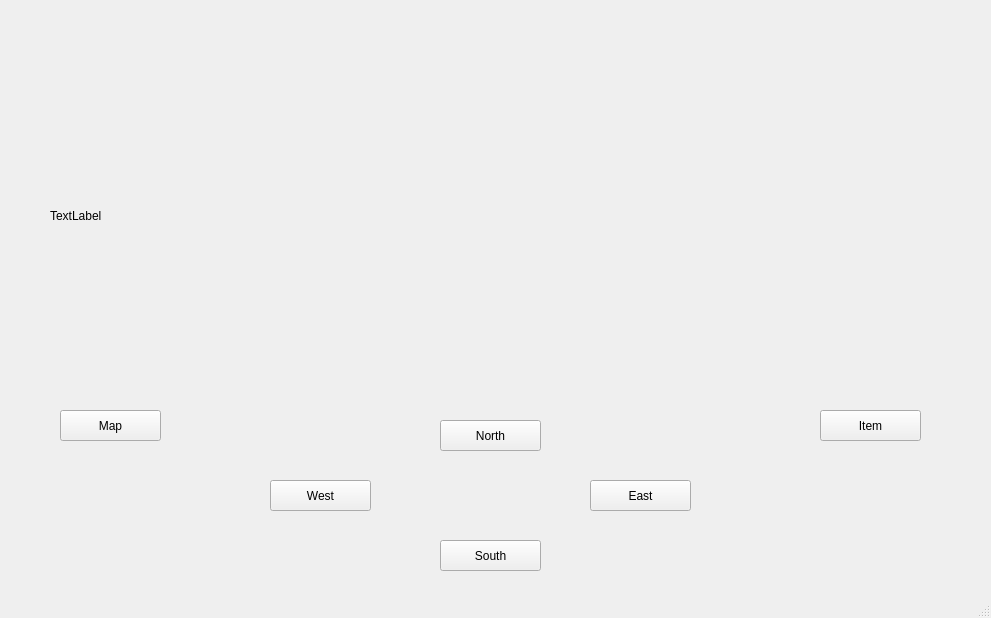
Before: the Qt Designer form mainwindow.ui in nansvn/CS4076-Zork-Project, drawn with Qt 5.
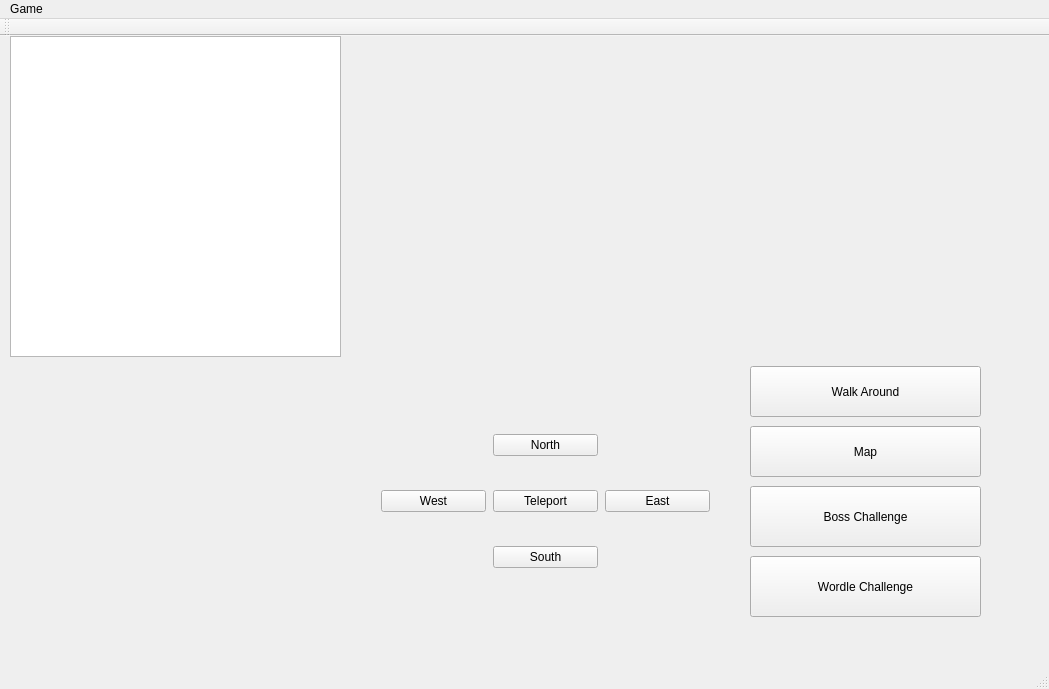
After: the same form once the commit is applied. Icons and pictures are not drawn.

Diff of the .ui file:
```diff
--- a/mainwindow.ui
+++ b/mainwindow.ui
@@ -6,108 +6,198 @@
    <rect>
     <x>0</x>
     <y>0</y>
-    <width>991</width>
-    <height>618</height>
+    <width>1049</width>
+    <height>689</height>
    </rect>
   </property>
   <property name="windowTitle">
    <string>MainWindow</string>
   </property>
-  <widget class="QWidget" name="centralwidget">
+  <widget class="QWidget" name="centralWidget">
+   <widget class="QTextEdit" name="textEdit">
+    <property name="geometry">
+     <rect>
+      <x>10</x>
+      <y>0</y>
+      <width>331</width>
+      <height>321</height>
+     </rect>
+    </property>
+    <property name="styleSheet">
+     <string notr="true">QTextEdit {background-color:rgb(255,132,139,0); broder-radius:3px;color:rbg(0,0,0);}|</string>
+    </property>
+   </widget>
+   <widget class="QPushButton" name="pushButton_boss">
+    <property name="geometry">
+     <rect>
+      <x>750</x>
+      <y>450</y>
+      <width>231</width>
+      <height>61</height>
+     </rect>
+    </property>
+    <property name="text">
+     <string>Boss Challenge</string>
+    </property>
+   </widget>
    <widget class="QLabel" name="label">
     <property name="geometry">
      <rect>
-      <x>50</x>
-      <y>40</y>
-      <width>431</width>
-      <height>351</height>
+      <x>400</x>
+      <y>10</y>
+      <width>581</width>
+      <height>291</height>
      </rect>
     </property>
     <property name="text">
-     <string>TextLabel</string>
+     <string/>
     </property>
    </widget>
-   <widget class="QPushButton" name="pushButton">
+   <widget class="QPushButton" name="pushButton_walk">
     <property name="geometry">
      <rect>
-      <x>440</x>
-      <y>420</y>
-      <width>101</width>
-      <height>31</height>
+      <x>750</x>
+      <y>330</y>
+      <width>231</width>
+      <height>51</height>
      </rect>
     </property>
     <property name="text">
-     <string>North</string>
+     <string>Walk Around</string>
     </property>
    </widget>
-   <widget class="QPushButton" name="pushButton_2">
+   <widget class="QLabel" name="label_2">
     <property name="geometry">
      <rect>
-      <x>440</x>
-      <y>540</y>
-      <width>101</width>
-      <height>31</height>
+      <x>10</x>
+      <y>350</y>
+      <width>331</width>
+      <height>251</height>
      </rect>
     </property>
     <property name="text">
-     <string>South</string>
+     <string/>
     </property>
-   </widget>
-   <widget class="QPushButton" name="pushButton_3">
-    <property name="geometry">
-     <rect>
-      <x>270</x>
-      <y>480</y>
-      <width>101</width>
-      <height>31</height>
-     </rect>
+    <property name="pixmap">
+     <pixmap>Image/DH.jpg</pixmap>
     </property>
-    <property name="text">
-     <string>West</string>
-    </property>
    </widget>
-   <widget class="QPushButton" name="pushButton_4">
+   <widget class="QWidget" name="gridLayoutWidget">
     <property name="geometry">
      <rect>
-      <x>590</x>
-      <y>480</y>
-      <width>101</width>
-      <height>31</height>
+      <x>370</x>
+      <y>360</y>
+      <width>351</width>
+      <height>211</height>
      </rect>
     </property>
-    <property name="text">
-     <string>East</string>
-    </property>
+    <layout class="QGridLayout" name="gridLayout">
+     <property name="sizeConstraint">
+      <enum>QLayout::SetDefaultConstraint</enum>
+     </property>
+     <property name="spacing">
+      <number>7</number>
+     </property>
+     <item row="3" column="1">
+      <widget class="QPushButton" name="pushButton_south">
+       <property name="text">
+        <string>South</string>
+       </property>
+      </widget>
+     </item>
+     <item row="0" column="1">
+      <widget class="QPushButton" name="pushButton_north">
+       <property name="text">
+        <string>North</string>
+       </property>
+      </widget>
+     </item>
+     <item row="1" column="0">
+      <widget class="QPushButton" name="pushButton_west">
+       <property name="text">
+        <string>West</string>
+       </property>
+      </widget>
+     </item>
+     <item row="1" column="1">
+      <widget class="QPushButton" name="pushButton_tele">
+       <property name="text">
+        <string>Teleport</string>
+       </property>
+      </widget>
+     </item>
+     <item row="1" column="2">
+      <widget class="QPushButton" name="pushButton_east">
+       <property name="text">
+        <string>East</string>
+       </property>
+      </widget>
+     </item>
+    </layout>
    </widget>
-   <widget class="QPushButton" name="pushButton_5">
+   <widget class="QPushButton" name="pushButton_map">
     <property name="geometry">
      <rect>
-      <x>60</x>
-      <y>410</y>
-      <width>101</width>
-      <height>31</height>
+      <x>750</x>
+      <y>390</y>
+      <width>231</width>
+      <height>51</height>
      </rect>
     </property>
     <property name="text">
      <string>Map</string>
     </property>
    </widget>
-   <widget class="QPushButton" name="pushButton_6">
+   <widget class="QPushButton" name="pushButton_wordle">
     <property name="geometry">
      <rect>
-      <x>820</x>
-      <y>410</y>
-      <width>101</width>
-      <height>31</height>
+      <x>750</x>
+      <y>520</y>
+      <width>231</width>
+      <height>61</height>
      </rect>
     </property>
     <property name="text">
-     <string>Item</string>
+     <string>Wordle Challenge</string>
     </property>
    </widget>
   </widget>
-  <widget class="QStatusBar" name="statusbar"/>
+  <widget class="QMenuBar" name="menuBar">
+   <property name="geometry">
+    <rect>
+     <x>0</x>
+     <y>0</y>
+     <width>1049</width>
+     <height>27</height>
+    </rect>
+   </property>
+   <widget class="QMenu" name="menuGame">
+    <property name="title">
+     <string>Game</string>
+    </property>
+    <addaction name="actionExit"/>
+   </widget>
+   <addaction name="menuGame"/>
+  </widget>
+  <widget class="QToolBar" name="mainToolBar">
+   <attribute name="toolBarArea">
+    <enum>TopToolBarArea</enum>
+   </attribute>
+   <attribute name="toolBarBreak">
+    <bool>false</bool>
+   </attribute>
+  </widget>
+  <widget class="QStatusBar" name="statusBar"/>
+  <action name="actionExit">
+   <property name="checkable">
+    <bool>false</bool>
+   </property>
+   <property name="text">
+    <string>Exit</string>
+   </property>
+  </action>
  </widget>
+ <layoutdefault spacing="6" margin="11"/>
  <resources/>
  <connections/>
 </ui>
```
Left out of the diff: 8 changed lines with no effect on the pictures.
